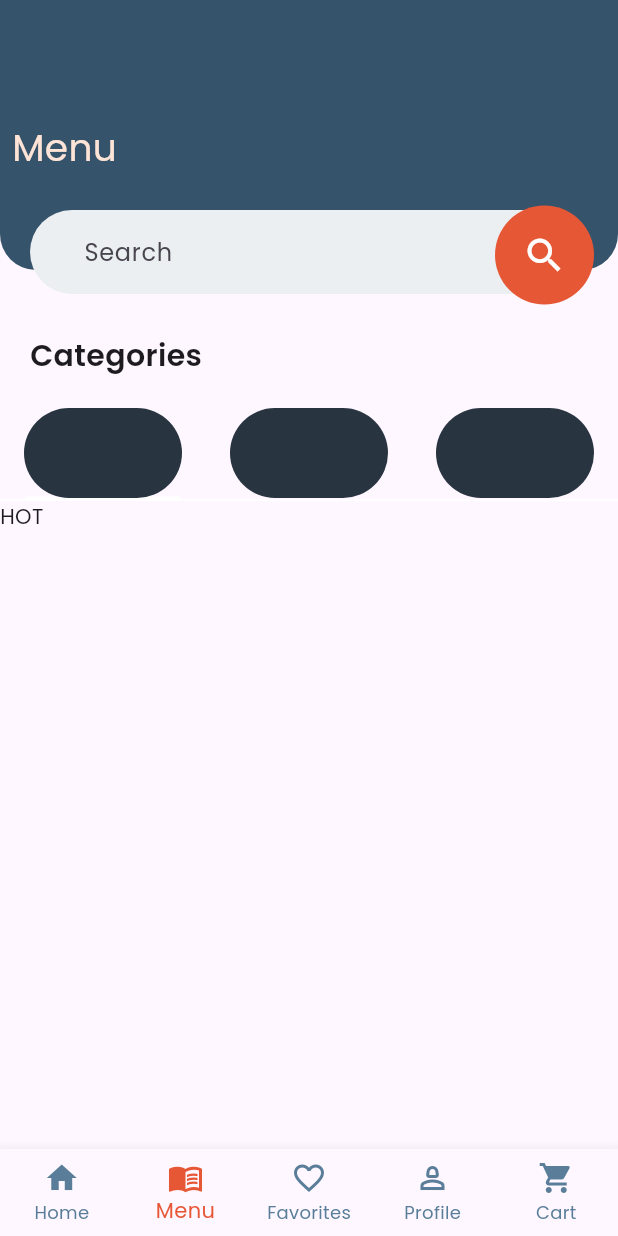
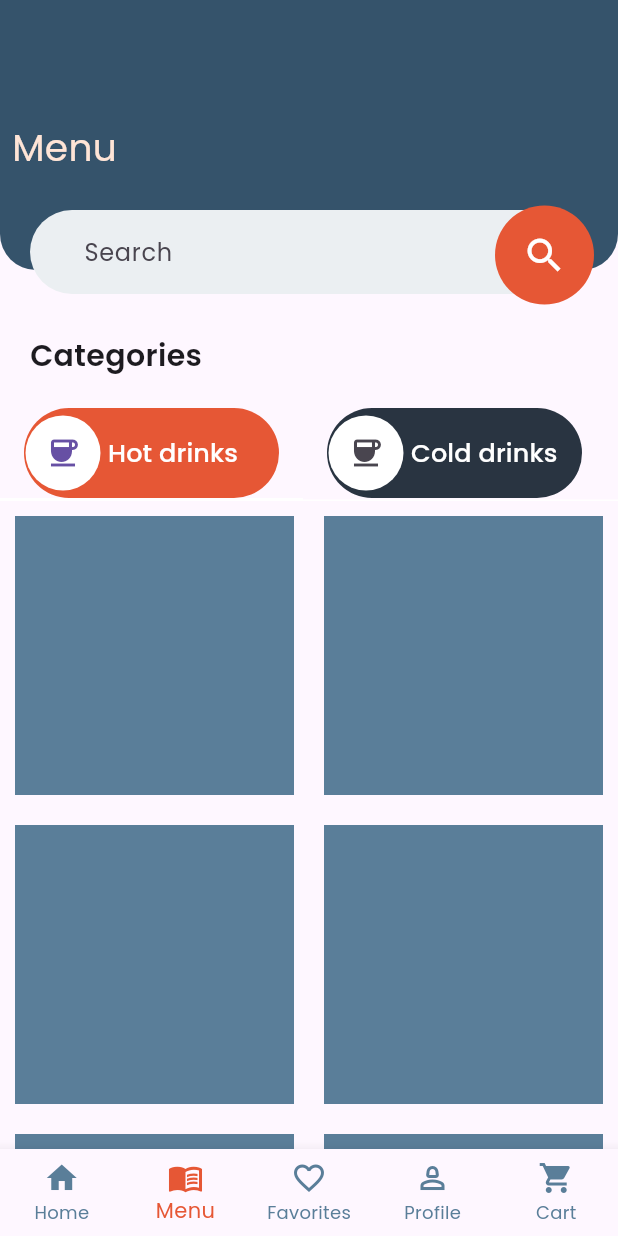
Before and after one commit to projecthanif/flutter_cavosh_app, a Flutter app: the screen it shows after launch, item 2 of the bottom bar chosen, on a phone screen of 412 x 824 dp. Run offline on Flutter 3.47's test engine with Material 3 defaults, Android fonts, the phone set to English and light mode, and no system bars.

Commit message:
resolved the tabBar

```diff
--- a/lib/components/app_tabs.dart
+++ b/lib/components/app_tabs.dart
@@ -1,11 +1,5 @@
-import 'package:cavosh_app/components/tab_bar.dart';
-import 'package:flutter/material.dart';
-
-class AppTabBars extends Tab {
-  const AppTabBars({super.key});
-  static Map<int, Tab> tabs = {
-    1: Tab(text: "Hot drinks"),
-    2: Tab(text: "Cold drinks"),
-    3: Tab(text: "Slice Breads")
-  };
-}
+List tabs = const [
+  "Hot drinks",
+  "Cold drinks",
+  "Slice Breads",
+];
--- a/lib/components/card.dart
+++ b/lib/components/card.dart
@@ -9,6 +9,7 @@ class CoffeeCard extends StatelessWidget {
     return Container(
       margin: const EdgeInsets.all(10),
       width: 150,
+      height: 500,
       decoration: BoxDecoration(
         color: AppColors.txtInput.withOpacity(0.3),
         borderRadius: BorderRadius.circular(30),
--- /dev/null
+++ b/lib/components/menu_card.dart
@@ -0,0 +1,28 @@
+import 'package:cavosh_app/misc/color.dart';
+import 'package:flutter/material.dart';
+
+class MenuCard extends StatelessWidget {
+  const MenuCard({super.key});
+
+  @override
+  Widget build(BuildContext context) {
+    return GridView.builder(
+      itemCount: 10,
+      gridDelegate: const SliverGridDelegateWithFixedCrossAxisCount(
+        crossAxisCount: 2,
+      ),
+      itemBuilder: (context, index) {
+        return Container(
+          margin: const EdgeInsets.all(10),
+          width: double.maxFinite,
+          decoration: const BoxDecoration(
+            color: AppColors.txtInput,
+          ),
+          child: const Column(
+            children: [],
+          ),
+        );
+      },
+    );
+  }
+}
--- a/lib/components/tab_bar.dart
+++ b/lib/components/tab_bar.dart
@@ -1,19 +1,52 @@
+import 'package:cavosh_app/components/app_tabs.dart';
 import 'package:cavosh_app/misc/color.dart';
 import 'package:flutter/material.dart';
 
+// ignore: must_be_immutable
 class AppTabBar extends StatelessWidget {
-  AppTabBar({super.key, required this.index});
-  int index;
+  AppTabBar({
+    super.key,
+    required this.index,
+    required this.currentIndex,
+    required this.tabName,
+  });
+  final int index;
+  final int currentIndex;
+  final String tabName;
+
   @override
   Widget build(BuildContext context) {
     return Container(
-      width: 150,
+      decoration: BoxDecoration(
+        color:
+            index == currentIndex ? AppColors.buttonTwo : AppColors.buttonOne,
+        borderRadius: BorderRadius.circular(30),
+      ),
+      width: 170,
       height: 60,
-      decoration: BoxDecoration(
-        color: index == 2 ? AppColors.buttonTwo : AppColors.buttonOne,
-        borderRadius: const BorderRadius.all(
-          Radius.circular(40),
-        ),
+      child: Row(
+        children: [
+          const SizedBox(width: 1),
+          Container(
+            height: 50,
+            width: 50,
+            decoration: const BoxDecoration(
+              color: Colors.white,
+              borderRadius: BorderRadius.all(
+                Radius.circular(30),
+              ),
+            ),
+            child: Icon(Icons.coffee),
+          ),
+          const SizedBox(width: 5),
+          Text(
+            tabName,
+            style: const TextStyle(
+              fontSize: 17,
+              color: Colors.white,
+            ),
+          )
+        ],
       ),
     );
   }
--- a/lib/pages/navpages/menu.dart
+++ b/lib/pages/navpages/menu.dart
@@ -1,3 +1,5 @@
+import 'package:cavosh_app/components/app_tabs.dart';
+import 'package:cavosh_app/components/menu_card.dart';
 import 'package:cavosh_app/components/search_bar.dart';
 import 'package:cavosh_app/components/tab_bar.dart';
 import 'package:cavosh_app/misc/color.dart';
@@ -11,9 +13,31 @@ class AppMenu extends StatefulWidget {
 }
 
 class _AppMenuState extends State<AppMenu> with TickerProviderStateMixin {
+  late TabController _tabController;
+  int _currentIndex = 0;
+
+  @override
+  void initState() {
+    super.initState();
+    _tabController = TabController(length: 3, vsync: this);
+    _tabController.addListener(_handleTabSelection);
+  }
+
+  void _handleTabSelection() {
+    setState(() {
+      _currentIndex = _tabController.index;
+    });
+  }
+
+  @override
+  void dispose() {
+    _tabController.dispose();
+    super.dispose();
+  }
+
   @override
   Widget build(BuildContext context) {
-    TabController _tabController = TabController(length: 3, vsync: this);
+    // TabController tabController = TabController(length: 3, vsync: this);
 
     return Scaffold(
       body: SingleChildScrollView(
@@ -73,13 +97,25 @@ class _AppMenuState extends State<AppMenu> with TickerProviderStateMixin {
               controller: _tabController,
               indicatorColor: Colors.white,
               dividerColor: Colors.white,
-              onTap: (index) {
-                print(_tabController.index);
-              },
+              isScrollable: true,
+              tabAlignment: TabAlignment.center,
+              indicatorSize: TabBarIndicatorSize.tab,
               tabs: [
-                AppTabBar(index: _tabController.index),
-                AppTabBar(index: _tabController.index),
-                AppTabBar(index: _tabController.index),
+                AppTabBar(
+                  index: 0,
+                  currentIndex: _currentIndex,
+                  tabName: tabs[0],
+                ),
+                AppTabBar(
+                  index: 1,
+                  currentIndex: _currentIndex,
+                  tabName: tabs[1],
+                ),
+                AppTabBar(
+                  index: 2,
+                  currentIndex: _currentIndex,
+                  tabName: tabs[2],
+                ),
               ],
             ),
             SizedBox(
@@ -87,9 +123,18 @@ class _AppMenuState extends State<AppMenu> with TickerProviderStateMixin {
               child: TabBarView(
                 controller: _tabController,
                 children: [
-                  Container(height: 200, child: Text("HOT")),
-                  Container(height: 200, child: Text("COLD")),
-                  Container(height: 200, child: Text("BREAD")),
+                  Container(
+                    margin: const EdgeInsets.only(bottom: 40),
+                    child: const MenuCard(),
+                  ),
+                  Container(
+                    margin: const EdgeInsets.only(bottom: 40),
+                    child: const MenuCard(),
+                  ),
+                  Container(
+                    margin: const EdgeInsets.only(bottom: 40),
+                    child: const MenuCard(),
+                  ),
                 ],
               ),
             ),
```
